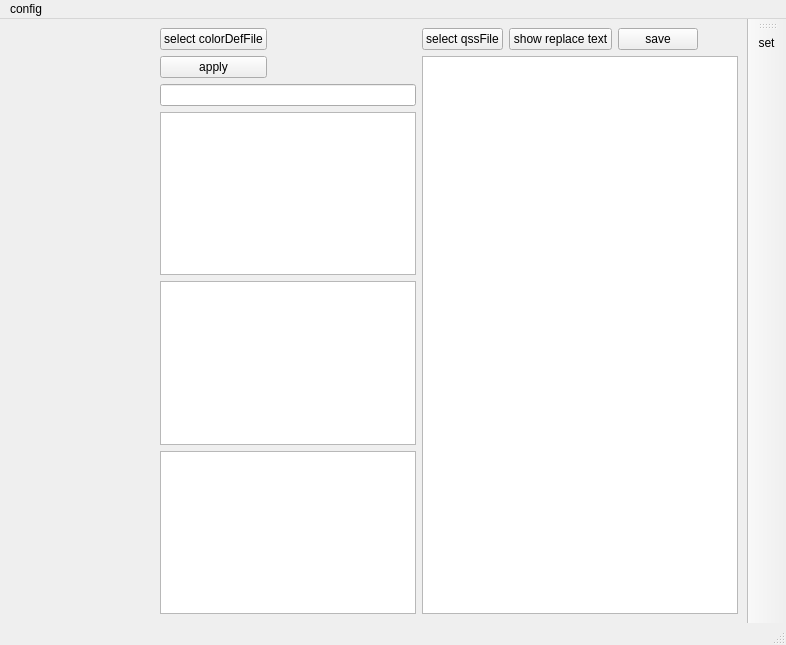
Above: src/mainwindow.ui from chenghongfeng/QssCreator before the change. Below: the same form after it.
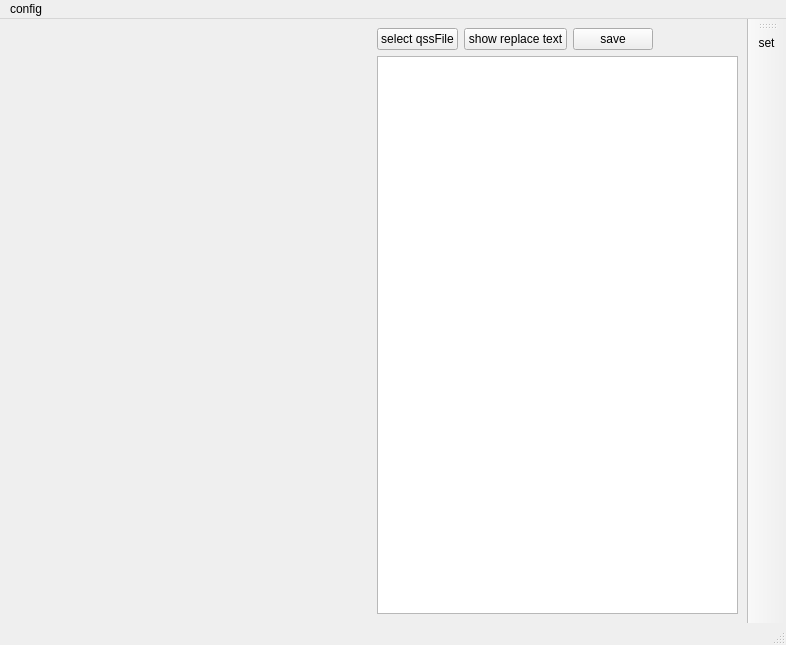
That is the form after the change. Custom widgets are drawn as their Qt base class.

Commit message: 1.增加QssManager 2.ColorDefWidget从MainWindow移出

Diff of the .ui file:
```diff
--- a/src/mainwindow.ui
+++ b/src/mainwindow.ui
@@ -25,57 +25,6 @@
       </property>
      </widget>
     </item>
-    <item>
-     <layout class="QVBoxLayout" name="verticalLayout_2">
-      <item>
-       <layout class="QHBoxLayout" name="horizontalLayout">
-        <item>
-         <layout class="QVBoxLayout" name="verticalLayout">
-          <item>
-           <widget class="QPushButton" name="openColorDefFileBtn">
-            <property name="text">
-             <string>select colorDefFile</string>
-            </property>
-           </widget>
-          </item>
-          <item>
-           <widget class="QPushButton" name="applyBtn">
-            <property name="text">
-             <string>apply</string>
-            </property>
-           </widget>
-          </item>
-         </layout>
-        </item>
-        <item>
-         <spacer name="horizontalSpacer">
-          <property name="orientation">
-           <enum>Qt::Horizontal</enum>
-          </property>
-          <property name="sizeHint" stdset="0">
-           <size>
-            <width>40</width>
-            <height>20</height>
-           </size>
-          </property>
-         </spacer>
-        </item>
-       </layout>
-      </item>
-      <item>
-       <widget class="QLineEdit" name="regLineEdit"/>
-      </item>
-      <item>
-       <widget class="QListView" name="colorListView"/>
-      </item>
-      <item>
-       <widget class="QTableView" name="colorTableView"/>
-      </item>
-      <item>
-       <widget class="QTableWidget" name="defsTableWidget"/>
-      </item>
-     </layout>
-    </item>
     <item>
      <layout class="QVBoxLayout" name="verticalLayout_3">
       <item>
```
The commit also changes 12 other files.
